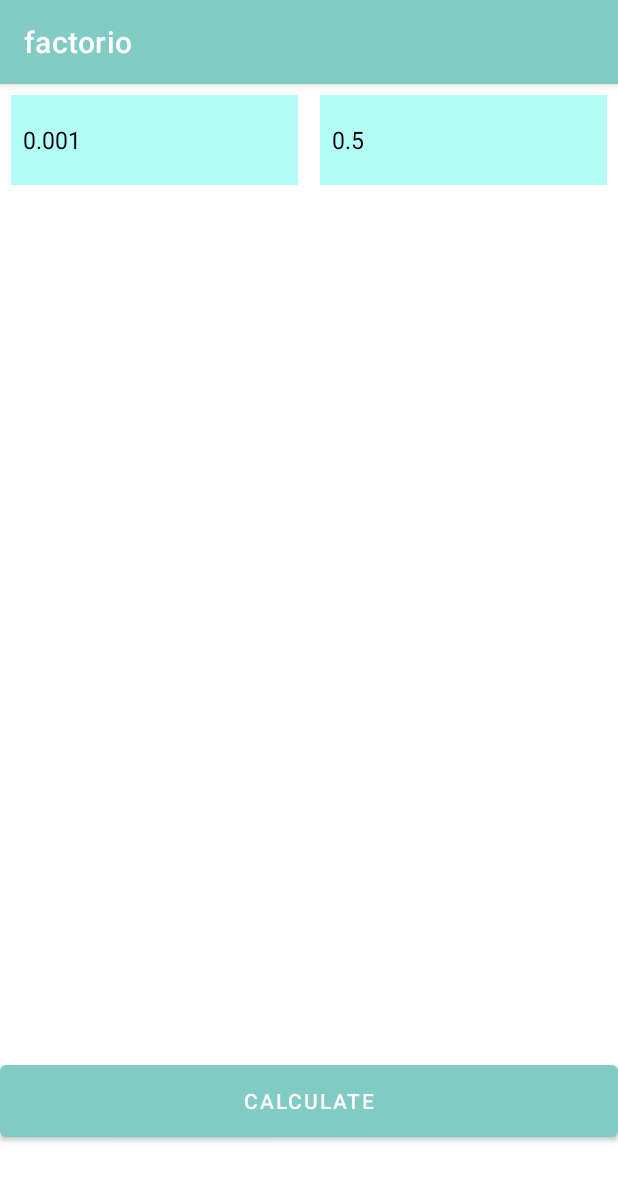
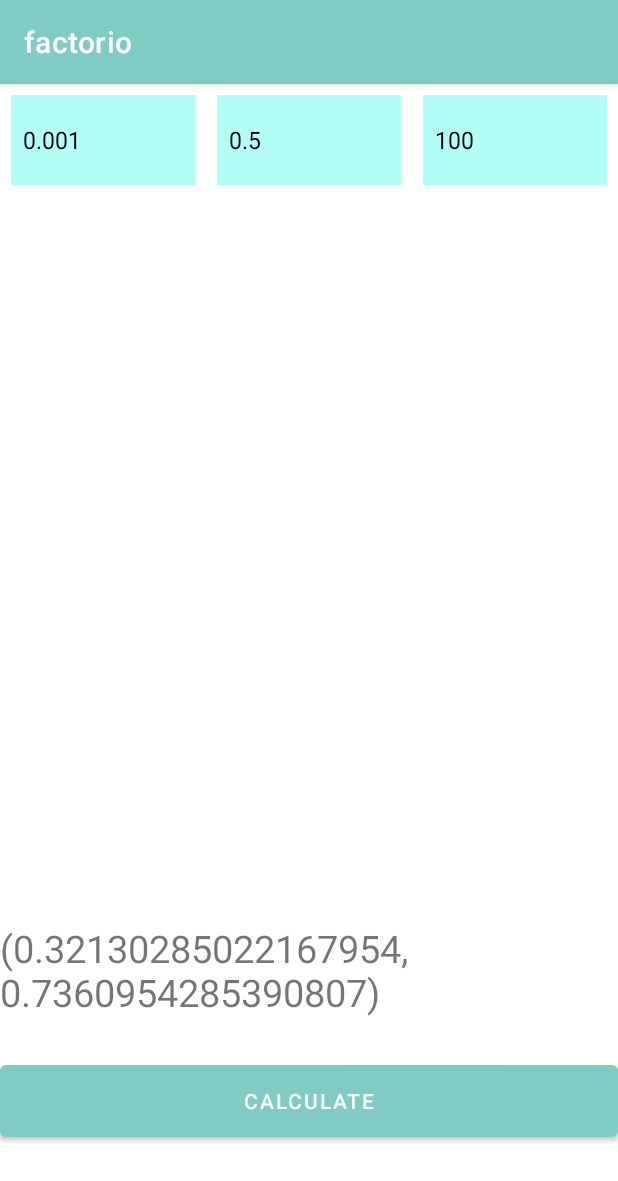
Before and after one commit to Trafle/IES_lab3, an Android app: the fragment Perceptron shown on its own in the app's theme, after a tap on "CALCULATE", on a phone screen of 412 x 824 dp. Shown: the top 1181 px of the screen. Run offline under Robolectric (Android 15) with nearby library versions, the phone set to English and light mode, and no system bars.

Commit message:
lab3_2 done

```diff
--- a/app/src/main/java/ua/kpi/comsys/factorio/Perceptron.kt
+++ b/app/src/main/java/ua/kpi/comsys/factorio/Perceptron.kt
@@ -27,49 +27,76 @@ class Perceptron : Fragment () {
         val speeds = listOf(0.001, 0.01, 0.05, 0.1, 0.2, 0.3)
         val deadlines = listOf(0.5, 1.0, 2.0, 5.0)
         val iterations = listOf(100, 200, 500, 1000)
+        val illegalValues = listOf(
+            Double.NaN,
+            Double.NEGATIVE_INFINITY,
+            Double.POSITIVE_INFINITY
+        )
 
         val speedSpinner: Spinner = view.findViewById(R.id.speed)
         val deadlineSpinner: Spinner = view.findViewById(R.id.deadline)
+        val iterationsSpinner: Spinner = view.findViewById(R.id.iterations)
+        val textOutput: TextView = view.findViewById(R.id.output)
+
         val speedArray = ArrayAdapter(context, R.layout.support_simple_spinner_dropdown_item, speeds).also { speedArray ->
             speedArray.setDropDownViewResource(android.R.layout.simple_spinner_dropdown_item)
             speedSpinner.adapter = speedArray
         }
         val deadlineArray = ArrayAdapter(context, R.layout.support_simple_spinner_dropdown_item, deadlines).also { deadlineArray ->
-            speedArray.setDropDownViewResource(android.R.layout.simple_spinner_dropdown_item)
+            deadlineArray.setDropDownViewResource(android.R.layout.simple_spinner_dropdown_item)
             deadlineSpinner.adapter = deadlineArray
+        }
+        val iterationsArray = ArrayAdapter(context, R.layout.support_simple_spinner_dropdown_item, iterations).also { iterationsArray ->
+            iterationsArray.setDropDownViewResource(android.R.layout.simple_spinner_dropdown_item)
+            iterationsSpinner.adapter = iterationsArray
         }
 
         view.findViewById<Button>(R.id.calc).setOnClickListener { _ ->
             val speed = speedSpinner.selectedItem.toString().toDouble()
             val deadline = deadlineSpinner.selectedItem.toString().toDouble()
-            val accuracy = percept(threshold, points, speed, deadline, iterations)
-            print(accuracy)
+            val iterations = iterationsSpinner.selectedItem.toString().toInt()
+            val accuracy = percept(speed, deadline, iterations)
+
+
+            if (accuracy.first in illegalValues || accuracy.second in illegalValues) {
+                textOutput.text = "No solution found"
+            }else{
+                textOutput.text = accuracy.toString()
+            }
         }
     }
 }
 
-fun percept (threshold: Int, points: List<Point>, speed: Double, deadline: Double, iterations: List<Int>): Double {
+fun percept (speed: Double, deadline: Double, iterations: Int): Pair<Double, Double> {
 
-    var speedIndex: Int = 0
-    var accuracy: Double = 0.0
+    var W1 = 0.00
+    var W2 = 0.00
+    var P = 4.00
+    var points = arrayListOf(Pair(0.00, 6.00), Pair(1.00, 5.00), Pair(3.00, 3.00), Pair(2.00, 4.00))
 
-    val timeInMillis = measureTimeMillis {
-
+    fun validate(): Boolean {
+        val y1 = W1 * points[0].first + W2 * points[0].second
+        val y2 = W1 * points[1].first + W2 * points[1].second
+        val y3 = W1 * points[2].first + W2 * points[2].second
+        val y4 = W1 * points[3].first + W2 * points[3].second
+        if ((y1 > P) && (y2 > P) && (y3 < P) && (y4 < P)) {
+            return true
+        }
+        return false
     }
-
-//    var deadlineIndex = pickTheSmallestLessThanNum(timeInMillis.toDouble() / 1000, deadlines)
-
-
-
-    return deadline + speed
+    val time_in = System.currentTimeMillis()
+    for (i in 0..iterations) {
+        if ((System.currentTimeMillis() - time_in) <= deadline * 1000) {
+            for (k in 0 until points.size) {
+                val y = W1 * points[k].first + W2 * points[k].second
+                val delta = P - y
+                W1 += delta * points[k].first * speed
+                W2 += delta * points[k].second * speed
+                if (validate()) {
+                    return Pair(W1, W2)
+                }
+            }
+        }
+    }
+    return Pair(W1, W2)
 }
-
-//fun pickTheSmallestLessThanNum(number: Double, array: List<Double>): Int? {
-//    var index: Int = 0
-//
-//    for ((i, element) in array.withIndex()) {
-//        if (element > number && element <= array[index]) index = i
-//    }
-//
-//    return if (array[index] < number) null else index
-//}
--- a/app/src/main/res/layout/perceptron_layout.xml
+++ b/app/src/main/res/layout/perceptron_layout.xml
@@ -2,6 +2,7 @@
 <androidx.constraintlayout.widget.ConstraintLayout
     xmlns:android="http://schemas.android.com/apk/res/android"
     xmlns:app="http://schemas.android.com/apk/res-auto"
+    xmlns:tools="http://schemas.android.com/tools"
     android:layout_width="match_parent"
     android:layout_height="match_parent">
 
@@ -36,6 +37,17 @@
             android:background="@color/primaryLightColor"
             android:textSize="25sp" />
 
+        <Spinner
+            android:id="@+id/iterations"
+            android:layout_width="0dp"
+            android:layout_height="60dp"
+            android:layout_weight="50"
+            android:spinnerMode="dialog"
+            android:textAlignment="center"
+            android:layout_margin="7dp"
+            android:background="@color/primaryLightColor"
+            android:textSize="25sp" />
+
     </LinearLayout>
 
     <Button
@@ -47,4 +59,15 @@
         app:layout_constraintBottom_toBottomOf="parent"
         app:layout_constraintStart_toStartOf="parent" />
 
+    <TextView
+        android:id="@+id/output"
+        android:layout_width="wrap_content"
+        android:layout_height="wrap_content"
+        android:text="TextView"
+        app:layout_constraintBottom_toTopOf="@+id/calc"
+        app:layout_constraintEnd_toEndOf="parent"
+        android:textSize="25dp"
+        android:paddingBottom="25dp"
+        app:layout_constraintStart_toStartOf="parent" />
+
 </androidx.constraintlayout.widget.ConstraintLayout>
```
